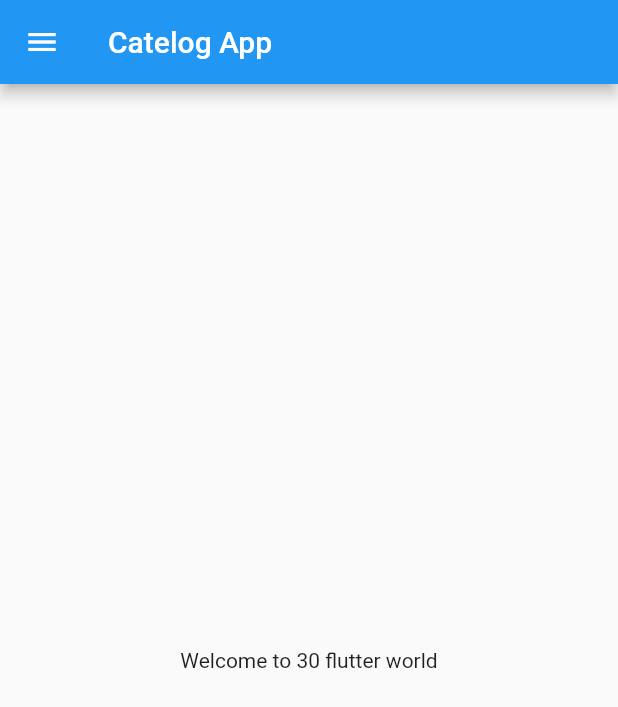
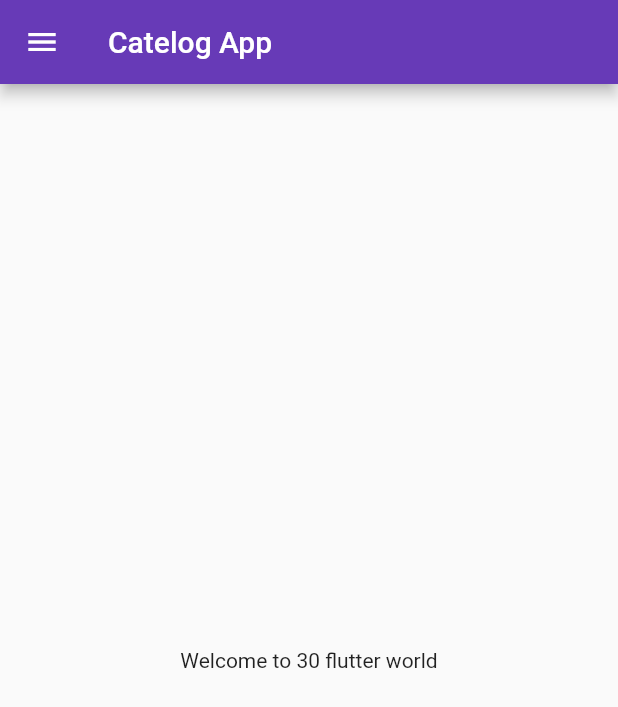
Before and after one commit to AdnanAliChohan/Flutter-Learning-Practice, a Flutter app: the screen it shows after launch, on a phone screen of 412 x 824 dp. Shown: the top 707 px of the screen. Run offline on Flutter 3.47's test engine with Material 2 defaults, Android fonts, the phone set to English and light mode, and no system bars.

Commit message:
Day 3 Completed

```diff
--- a/lib/main.dart
+++ b/lib/main.dart
@@ -1,5 +1,6 @@
 import 'package:flutter/material.dart';
-import 'home_page.dart';
+import 'screens/user_profile/login_screen.dart';
+import 'screens/home_screen.dart';
 
 void main() {
   runApp(myApp());
@@ -16,6 +17,22 @@ class myApp extends StatelessWidget {
 
   @override
   Widget build(BuildContext context) {
-    return MaterialApp(home: HomePage());
+    // bringVagetable(thaila: true, rupees: 50);
+    return MaterialApp(
+      // home: HomePage(),
+      themeMode: ThemeMode.light,
+      theme: ThemeData(primarySwatch: Colors.deepPurple),
+      darkTheme: ThemeData(
+        primarySwatch: Colors.red,
+        // brightness: Brightness.dark
+      ),
+      initialRoute: '/',
+      routes: {
+        "/": (context) => HomePage(),
+        "/login": (context) => LoginScreen()
+      },
+    );
   }
+
+  // bringVagetable({@required bool thaila , int rupees = 100}) {}
 }
```
Also changed, not shown: lib/screens/user_profile/login_screen.dart (added, +17 -0 lines), lib/screens/home_screen.dart (renamed from lib/home_page.dart).
